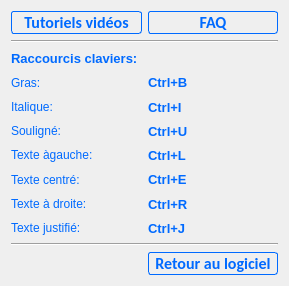
The window that PhotosConsigne/ui/Help.ui (FlorianLance/PhotosConsigne) describes before a commit, drawn with Qt 5.
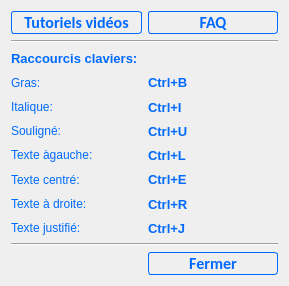
The same window after the commit.

The edit to the form file:
```diff
--- a/PhotosConsigne/ui/Help.ui
+++ b/PhotosConsigne/ui/Help.ui
@@ -192,7 +192,7 @@
 }</string>
      </property>
      <property name="text">
-      <string>Retour au logiciel</string>
+      <string>Fermer</string>
      </property>
     </widget>
    </item>
```
Left out of the diff: 4 changed lines with no effect on the pictures.
